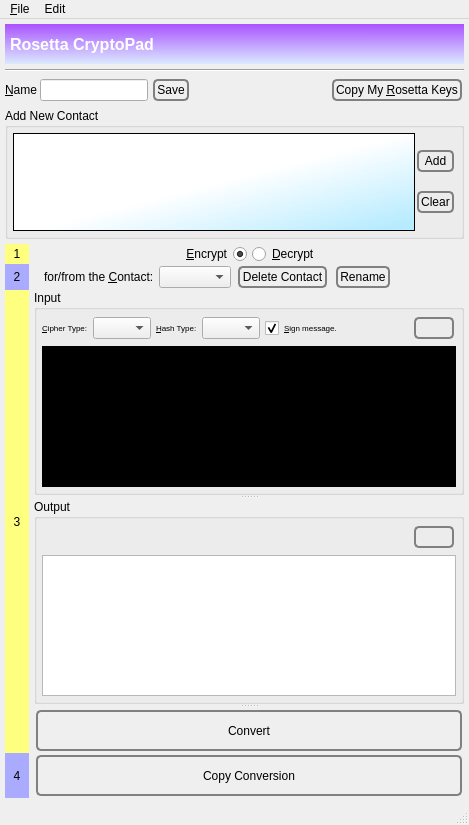
xloem/spot-on-svn, file GoldBug-UI/rosetta.ui: the form before one commit.
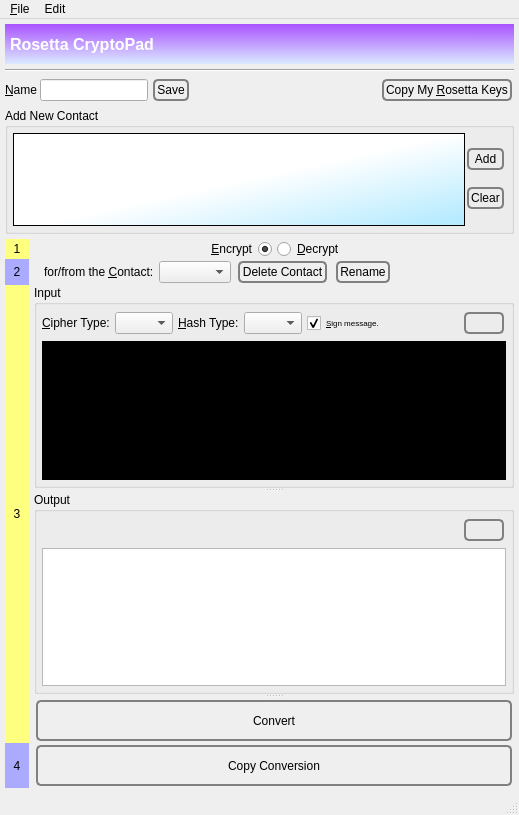
The form after the commit. Icons and pictures are not drawn.

Diff of the .ui file:
```diff
--- a/GoldBug-UI/rosetta.ui
+++ b/GoldBug-UI/rosetta.ui
@@ -6,8 +6,8 @@
    <rect>
     <x>0</x>
     <y>0</y>
-    <width>469</width>
-    <height>825</height>
+    <width>519</width>
+    <height>815</height>
    </rect>
   </property>
   <property name="windowTitle">
@@ -544,11 +544,6 @@
             </property>
             <item>
              <widget class="QLabel" name="label_2">
-              <property name="font">
-               <font>
-                <pointsize>6</pointsize>
-               </font>
-              </property>
               <property name="text">
                <string>&amp;Cipher Type:</string>
               </property>
@@ -571,11 +566,6 @@
             </item>
             <item>
              <widget class="QLabel" name="label_3">
-              <property name="font">
-               <font>
-                <pointsize>6</pointsize>
-               </font>
-              </property>
               <property name="text">
                <string>&amp;Hash Type:</string>
               </property>
@@ -840,8 +830,8 @@
     <rect>
      <x>0</x>
      <y>0</y>
-     <width>469</width>
-     <height>24</height>
+     <width>519</width>
+     <height>25</height>
     </rect>
    </property>
    <widget class="QMenu" name="menu_File">
```
